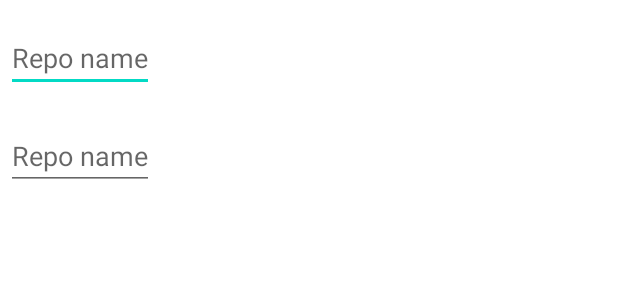
After one commit to antonioolf/pdz, an Android app: the layout new_repo_dialog.xml on its own in the app's theme, with its tools: preview values and no code run, on a phone screen of 412 x 824 dp. The commit adds this screen. Shown: the top 300 px of the screen. Run offline under Robolectric (Android 15) with nearby library versions, the phone set to English and light mode, and no system bars; network calls fail.

Commit message:
Checkpoint, salvando no banco de dados

```diff
--- a/app/src/main/java/com/oliveiralabs/pdz/adapters/RepoItemAdapter.kt
+++ b/app/src/main/java/com/oliveiralabs/pdz/adapters/RepoItemAdapter.kt
@@ -3,14 +3,14 @@ package com.oliveiralabs.pdz.adapters
 import android.view.LayoutInflater
 import android.view.View
 import android.view.ViewGroup
+import android.widget.TextView
 import androidx.recyclerview.widget.RecyclerView
 import com.oliveiralabs.pdz.R
 import com.oliveiralabs.pdz.models.RepoItem
-import kotlinx.android.synthetic.main.repo_item.view.*
 
 class RepoItemAdapter(private val items: ArrayList<RepoItem>) : RecyclerView.Adapter<RepoItemAdapter.ViewHolder>() {
     class ViewHolder(view: View): RecyclerView.ViewHolder(view) {
-        private val name = view.name
+        private val name :TextView = view.findViewById(R.id.name)
 
         fun bind(repoItem: RepoItem) {
             name.text = repoItem.name
--- /dev/null
+++ b/app/src/main/res/layout/new_repo_dialog.xml
@@ -0,0 +1,31 @@
+<?xml version="1.0" encoding="utf-8"?>
+<LinearLayout xmlns:android="http://schemas.android.com/apk/res/android"
+    android:orientation="vertical"
+    android:layout_width="wrap_content"
+    android:layout_height="wrap_content">
+
+    <EditText
+        android:id="@+id/etRepoName"
+        android:inputType="text"
+        android:layout_width="match_parent"
+        android:layout_height="wrap_content"
+        android:layout_marginTop="16dp"
+        android:layout_marginLeft="4dp"
+        android:layout_marginRight="4dp"
+        android:layout_marginBottom="4dp"
+        android:hint="@string/repo_name"
+        android:autofillHints="Repo name" />
+
+    <EditText
+        android:id="@+id/etRepoURL"
+        android:inputType="textUri"
+        android:layout_width="match_parent"
+        android:layout_height="wrap_content"
+        android:layout_marginTop="16dp"
+        android:layout_marginLeft="4dp"
+        android:layout_marginRight="4dp"
+        android:layout_marginBottom="4dp"
+        android:hint="@string/repo_name"
+        android:autofillHints="Repo name" />
+
+</LinearLayout>
--- a/app/src/main/res/values/strings.xml
+++ b/app/src/main/res/values/strings.xml
@@ -1,3 +1,9 @@
 <resources>
     <string name="app_name">PDZ</string>
+    <string name="add">Add</string>
+    <string name="repo_name">Repo name</string>
+    <string name="cancel">Cancel</string>
+    <string name="ok">OK</string>
+    <string name="database_name">rit-portal-database</string>
+
 </resources>
--- a/build.gradle
+++ b/build.gradle
@@ -6,8 +6,8 @@ buildscript {
         jcenter()
     }
     dependencies {
-        classpath "com.android.tools.build:gradle:4.1.1"
-        classpath "org.jetbrains.kotlin:kotlin-gradle-plugin:$kotlin_version"
+        classpath "com.android.tools.build:gradle:4.1.2"
+        classpath "org.jetbrains.kotlin:kotlin-gradle-plugin:1.4.21"
 
         // NOTE: Do not place your application dependencies here; they belong
         // in the individual module build.gradle files
```
Also changed, not shown: app/build.gradle (+11 -2 lines), app/src/main/java/com/oliveiralabs/pdz/database/AppDatabase.kt (added, +11 -0 lines), app/src/main/java/com/oliveiralabs/pdz/database/RepoDao.kt (added, +22 -0 lines), app/src/main/java/com/oliveiralabs/pdz/models/Repo.kt (added, +12 -0 lines), app/src/main/java/com/oliveiralabs/pdz/others/MainActivity.kt (+63 -9 lines), app/src/main/java/com/oliveiralabs/pdz/others/NewRepoDialog.kt (added, +70 -0 lines), app/src/main/res/drawable/ic_baseline_add_24.xml (added, +10 -0 lines), app/src/main/res/layout/activity_main.xml (+25 -7 lines).
